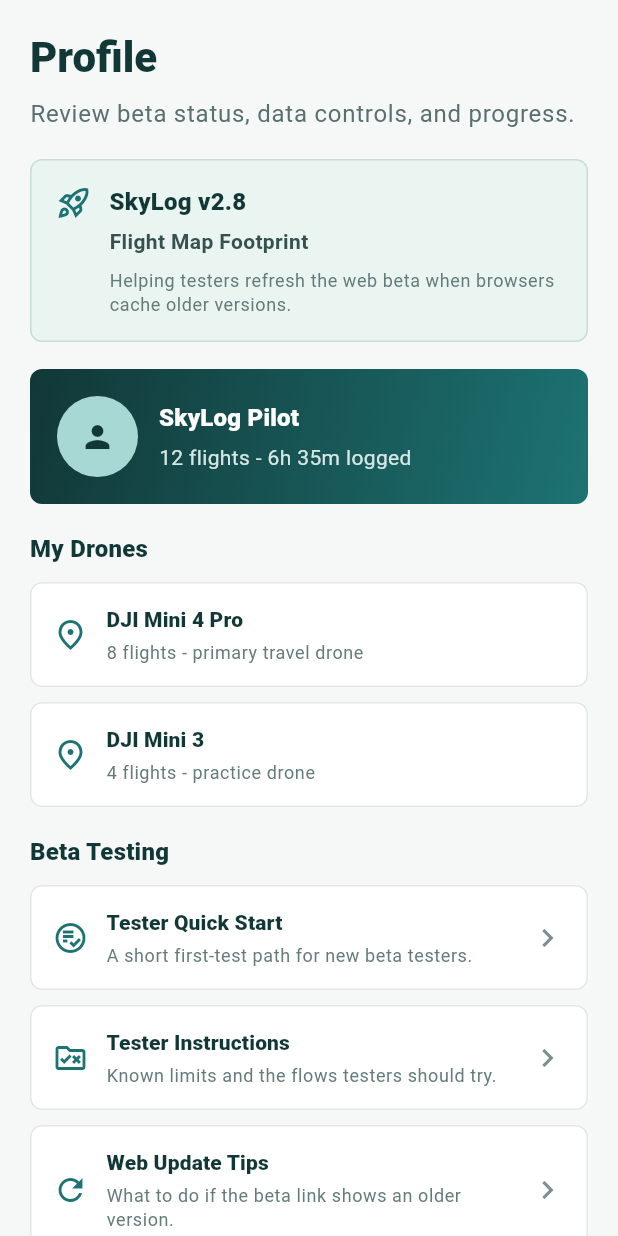
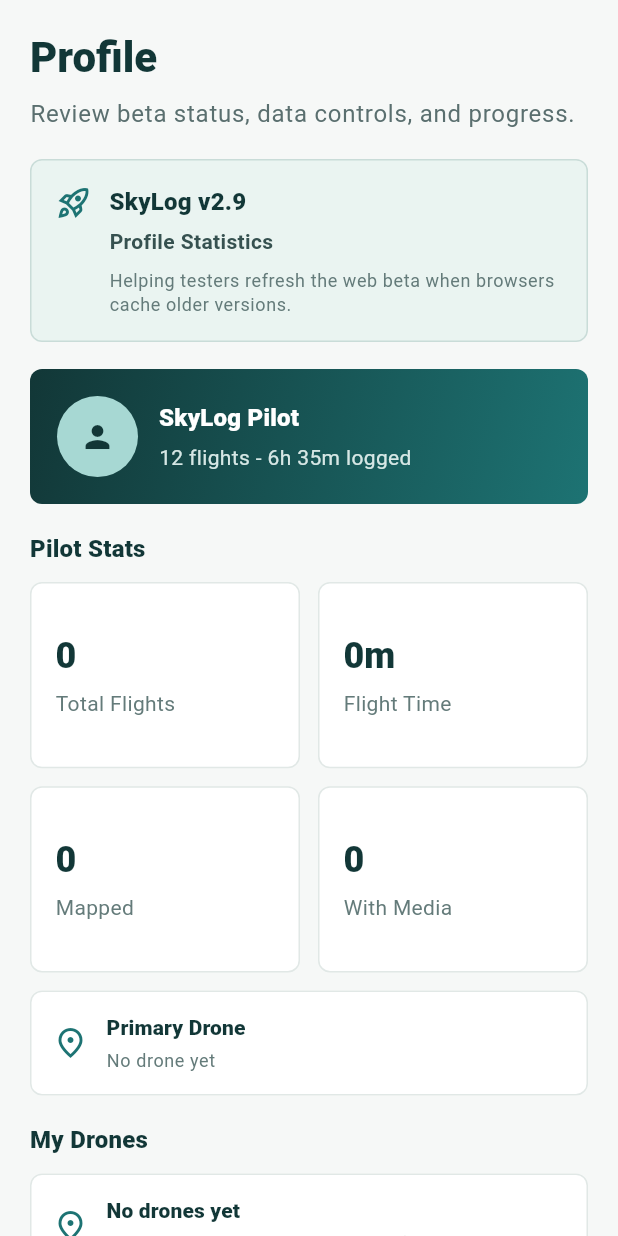
Before and after one commit to HouJue919/skylog, a Flutter app: the ProfileScreen screen opened directly with empty values, on a phone screen of 412 x 824 dp. Run offline on Flutter 3.47's test engine with Material 3 defaults, Android fonts, the phone set to English and light mode, and no system bars; our stand-ins replace shared_preferences; accounts and stored records are empty.

Commit message:
Add profile statistics

```diff
--- a/app/lib/main.dart
+++ b/app/lib/main.dart
@@ -6,8 +6,8 @@
 
 const String _flightStorageKey = 'skylog_flights';
 const String _checklistStorageKey = 'skylog_preflight_checklist';
-const String _appVersionLabel = 'SkyLog v2.8';
-const String _appStageLabel = 'Flight Map Footprint';
+const String _appVersionLabel = 'SkyLog v2.9';
+const String _appStageLabel = 'Profile Statistics';
 const int _preFlightChecklistTotal = 6;
 
 const List<String> _preFlightChecklistItems = [
@@ -1131,6 +1131,56 @@
   final List<FlightRecord> flights;
   final VoidCallback onResetDemoData;
 
+  int get _totalFlightMinutes {
+    var total = 0;
+    for (final flight in flights) {
+      final match = RegExp(r'\d+').firstMatch(flight.duration);
+      if (match != null) {
+        total += int.parse(match.group(0)!);
+      }
+    }
+    return total;
+  }
+
+  int get _mappedFlightCount {
+    return flights.where((flight) => flight.hasCoordinates).length;
+  }
+
+  int get _mediaFlightCount {
+    return flights.where((flight) => flight.hasMedia).length;
+  }
+
+  String get _primaryDrone {
+    final counts = <String, int>{};
+    for (final flight in flights) {
+      final drone = flight.drone.trim();
+      if (drone.isEmpty) {
+        continue;
+      }
+      counts[drone] = (counts[drone] ?? 0) + 1;
+    }
+
+    if (counts.isEmpty) {
+      return 'No drone yet';
+    }
+
+    final sortedEntries = counts.entries.toList()
+      ..sort((a, b) => b.value.compareTo(a.value));
+    return sortedEntries.first.key;
+  }
+
+  Map<String, int> get _droneCounts {
+    final counts = <String, int>{};
+    for (final flight in flights) {
+      final drone = flight.drone.trim();
+      if (drone.isEmpty) {
+        continue;
+      }
+      counts[drone] = (counts[drone] ?? 0) + 1;
+    }
+    return counts;
+  }
+
   String _buildExportJson() {
     const encoder = JsonEncoder.withIndent('  ');
     return encoder.convert({
@@ -1626,17 +1676,17 @@
             const SizedBox(height: 18),
             const _PilotCard(),
             const SizedBox(height: 18),
+            _ProfileStatsGrid(
+              totalFlights: flights.length,
+              totalMinutes: _totalFlightMinutes,
+              mappedFlights: _mappedFlightCount,
+              mediaFlights: _mediaFlightCount,
+              primaryDrone: _primaryDrone,
+            ),
+            const SizedBox(height: 18),
             const _FormSectionTitle('My Drones'),
             const SizedBox(height: 10),
-            const _LocationSummary(
-              title: 'DJI Mini 4 Pro',
-              subtitle: '8 flights - primary travel drone',
-            ),
-            const SizedBox(height: 10),
-            const _LocationSummary(
-              title: 'DJI Mini 3',
-              subtitle: '4 flights - practice drone',
-            ),
+            _DroneSummaryList(droneCounts: _droneCounts),
             const SizedBox(height: 18),
             const _FormSectionTitle('Beta Testing'),
             const SizedBox(height: 10),
@@ -3015,6 +3065,92 @@
   }
 }
 
+class _ProfileStatsGrid extends StatelessWidget {
+  const _ProfileStatsGrid({
+    required this.totalFlights,
+    required this.totalMinutes,
+    required this.mappedFlights,
+    required this.mediaFlights,
+    required this.primaryDrone,
+  });
+
+  final int totalFlights;
+  final int totalMinutes;
+  final int mappedFlights;
+  final int mediaFlights;
+  final String primaryDrone;
+
+  String get _flightTimeLabel {
+    final hours = totalMinutes ~/ 60;
+    final remainingMinutes = totalMinutes % 60;
+    if (hours == 0) {
+      return '${remainingMinutes}m';
+    }
+    if (remainingMinutes == 0) {
+      return '${hours}h';
+    }
+    return '${hours}h ${remainingMinutes}m';
+  }
+
+  @override
+  Widget build(BuildContext context) {
+    return Column(
+      crossAxisAlignment: CrossAxisAlignment.start,
+      children: [
+        const _FormSectionTitle('Pilot Stats'),
+        const SizedBox(height: 10),
+        GridView.count(
+          crossAxisCount: 2,
+          childAspectRatio: 1.45,
+          shrinkWrap: true,
+          physics: const NeverScrollableScrollPhysics(),
+          crossAxisSpacing: 12,
+          mainAxisSpacing: 12,
+          children: [
+            _StatCard(label: 'Total Flights', value: '$totalFlights'),
+            _StatCard(label: 'Flight Time', value: _flightTimeLabel),
+            _StatCard(label: 'Mapped', value: '$mappedFlights'),
+            _StatCard(label: 'With Media', value: '$mediaFlights'),
+          ],
+        ),
+        const SizedBox(height: 12),
+        _LocationSummary(title: 'Primary Drone', subtitle: primaryDrone),
+      ],
+    );
+  }
+}
+
+class _DroneSummaryList extends StatelessWidget {
+  const _DroneSummaryList({required this.droneCounts});
+
+  final Map<String, int> droneCounts;
+
+  @override
+  Widget build(BuildContext context) {
+    if (droneCounts.isEmpty) {
+      return const _LocationSummary(
+        title: 'No drones yet',
+        subtitle: 'Add a drone model when saving a flight record.',
+      );
+    }
+
+    final entries = droneCounts.entries.toList()
+      ..sort((a, b) => b.value.compareTo(a.value));
+
+    return Column(
+      children: [
+        for (final entry in entries) ...[
+          _LocationSummary(
+            title: entry.key,
+            subtitle: entry.value == 1 ? '1 flight' : '${entry.value} flights',
+          ),
+          const SizedBox(height: 10),
+        ],
+      ],
+    );
+  }
+}
+
 class _DashboardHeader extends StatelessWidget {
   const _DashboardHeader();
 
```
Also changed, not shown: 6 other files.
